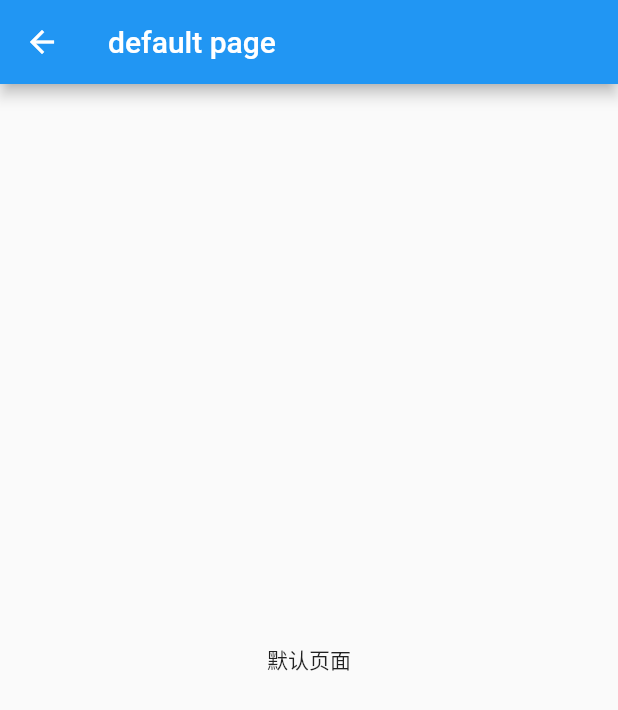
After one commit to HiJingan/debut_flutter, a Flutter app: the DefaultPage screen opened directly, on a phone screen of 412 x 824 dp. The commit adds this screen. Shown: the top 710 px of the screen. Run offline on Flutter 3.47's test engine with Material 2 defaults, Android fonts, the phone set to English and light mode, and no system bars.

Commit message:
feat(pages): 添加默认页面

```diff
--- /dev/null
+++ b/lib/pages/default_page.dart
@@ -0,0 +1,15 @@
+import 'package:flutter/material.dart';
+
+class DefaultPage extends StatelessWidget {
+  @override
+  Widget build(BuildContext context) {
+    return Scaffold(
+        appBar: AppBar(
+          title: Text('default page'),
+        ),
+        body: Center(
+            child: Column(
+                mainAxisAlignment: MainAxisAlignment.center,
+                children: <Widget>[Text('默认页面')])));
+  }
+}
```
Also changed, not shown: lib/main.dart (+11 -2 lines).
